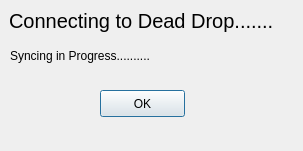
This is Assignment2/C++/graphics/connecting.ui in faranahmad/COP290 as Qt 5 draws it before an edit. The edited form follows.
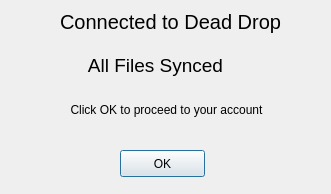
This is the edited form.

Patch:
```diff
--- a/Assignment2/C++/graphics/connecting.ui
+++ b/Assignment2/C++/graphics/connecting.ui
@@ -6,8 +6,8 @@
    <rect>
     <x>0</x>
     <y>0</y>
-    <width>303</width>
-    <height>151</height>
+    <width>331</width>
+    <height>194</height>
    </rect>
   </property>
   <property name="sizePolicy">
@@ -22,9 +22,9 @@
   <widget class="QLabel" name="label">
    <property name="geometry">
     <rect>
-     <x>9</x>
-     <y>9</y>
-     <width>265</width>
+     <x>60</x>
+     <y>10</y>
+     <width>291</width>
      <height>23</height>
     </rect>
    </property>
@@ -40,14 +40,14 @@
     </font>
    </property>
    <property name="text">
-    <string>Connecting to Dead Drop.......</string>
+    <string>Connected to Dead Drop </string>
    </property>
   </widget>
   <widget class="QPushButton" name="okbutton">
    <property name="geometry">
     <rect>
-     <x>100</x>
-     <y>90</y>
+     <x>120</x>
+     <y>150</y>
      <width>85</width>
      <height>27</height>
     </rect>
@@ -65,14 +65,38 @@
   <widget class="QLabel" name="label_2">
    <property name="geometry">
     <rect>
-     <x>10</x>
-     <y>40</y>
-     <width>261</width>
+     <x>50</x>
+     <y>50</y>
+     <width>211</width>
      <height>31</height>
     </rect>
    </property>
+   <property name="font">
+    <font>
+     <pointsize>14</pointsize>
+    </font>
+   </property>
    <property name="text">
-    <string>Syncing in Progress..........</string>
+    <string>All Files Synced</string>
+   </property>
+   <property name="alignment">
+    <set>Qt::AlignCenter</set>
+   </property>
+  </widget>
+  <widget class="QLabel" name="label_3">
+   <property name="geometry">
+    <rect>
+     <x>36</x>
+     <y>100</y>
+     <width>261</width>
+     <height>20</height>
+    </rect>
+   </property>
+   <property name="text">
+    <string>Click OK to proceed to your account</string>
+   </property>
+   <property name="alignment">
+    <set>Qt::AlignCenter</set>
    </property>
   </widget>
  </widget>
```
